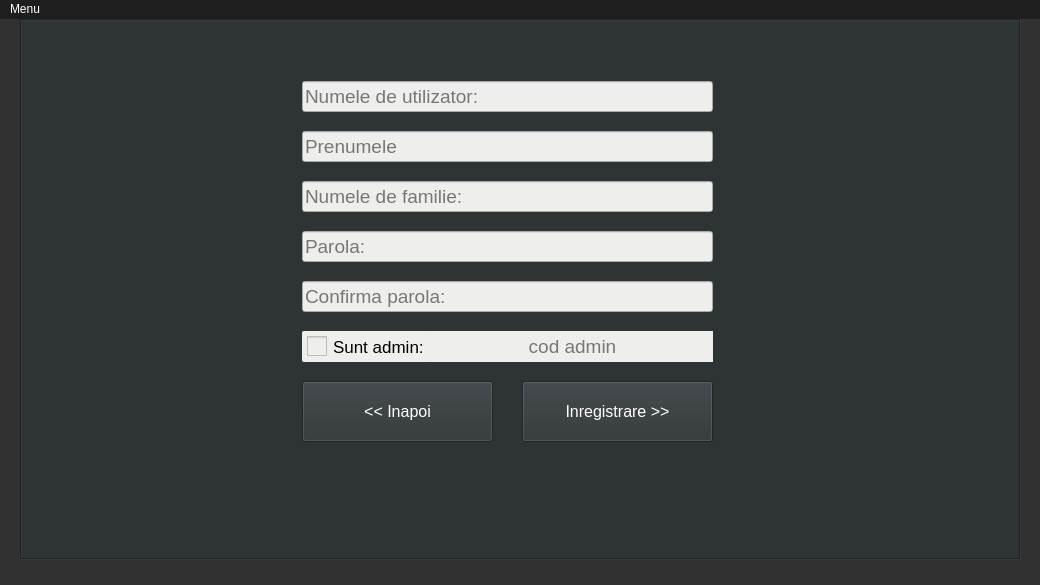
First picture: the form in Client/mainwindow.ui, repository StefanPEZA/ProiectRC, before the edit.
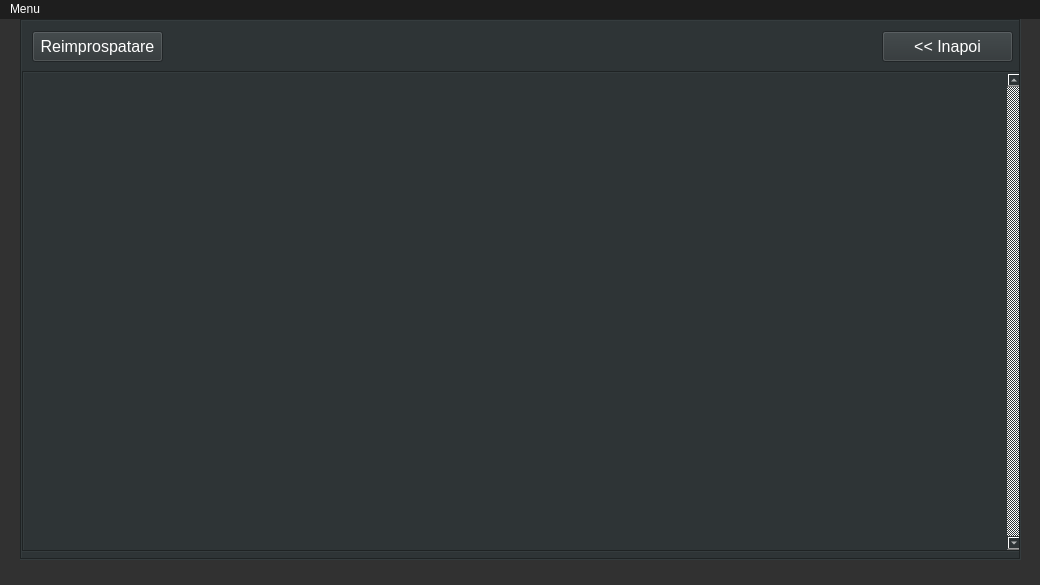
Second picture: the form after the edit. The open tabs and pages were chosen to show the change. Icons and pictures are not drawn.

What changed in the file:
```diff
--- a/Client/mainwindow.ui
+++ b/Client/mainwindow.ui
@@ -705,6 +705,122 @@
       </property>
      </widget>
     </widget>
+    <widget class="QWidget" name="showUsers">
+     <widget class="QListWidget" name="usersList">
+      <property name="geometry">
+       <rect>
+        <x>0</x>
+        <y>50</y>
+        <width>1001</width>
+        <height>481</height>
+       </rect>
+      </property>
+      <property name="font">
+       <font>
+        <pointsize>12</pointsize>
+       </font>
+      </property>
+      <property name="styleSheet">
+       <string notr="true"/>
+      </property>
+      <property name="frameShape">
+       <enum>QFrame::Box</enum>
+      </property>
+      <property name="verticalScrollBarPolicy">
+       <enum>Qt::ScrollBarAlwaysOn</enum>
+      </property>
+      <property name="horizontalScrollBarPolicy">
+       <enum>Qt::ScrollBarAlwaysOff</enum>
+      </property>
+      <property name="selectionMode">
+       <enum>QAbstractItemView::NoSelection</enum>
+      </property>
+      <property name="iconSize">
+       <size>
+        <width>0</width>
+        <height>0</height>
+       </size>
+      </property>
+      <property name="movement">
+       <enum>QListView::Static</enum>
+      </property>
+      <property name="spacing">
+       <number>5</number>
+      </property>
+      <property name="viewMode">
+       <enum>QListView::ListMode</enum>
+      </property>
+      <property name="itemAlignment">
+       <set>Qt::AlignHCenter</set>
+      </property>
+     </widget>
+     <widget class="QPushButton" name="refreshUsers">
+      <property name="geometry">
+       <rect>
+        <x>10</x>
+        <y>10</y>
+        <width>131</width>
+        <height>31</height>
+       </rect>
+      </property>
+      <property name="font">
+       <font>
+        <pointsize>12</pointsize>
+       </font>
+      </property>
+      <property name="cursor">
+       <cursorShape>PointingHandCursor</cursorShape>
+      </property>
+      <property name="focusPolicy">
+       <enum>Qt::StrongFocus</enum>
+      </property>
+      <property name="styleSheet">
+       <string notr="true">QPushButton{
+	color:white;
+}
+
+QPushButton:hover{
+    background-color: rgb(85, 87, 83);
+}</string>
+      </property>
+      <property name="text">
+       <string>Reimprospatare</string>
+      </property>
+     </widget>
+     <widget class="QPushButton" name="backToTop">
+      <property name="geometry">
+       <rect>
+        <x>860</x>
+        <y>10</y>
+        <width>131</width>
+        <height>31</height>
+       </rect>
+      </property>
+      <property name="font">
+       <font>
+        <pointsize>12</pointsize>
+       </font>
+      </property>
+      <property name="cursor">
+       <cursorShape>PointingHandCursor</cursorShape>
+      </property>
+      <property name="focusPolicy">
+       <enum>Qt::StrongFocus</enum>
+      </property>
+      <property name="styleSheet">
+       <string notr="true">QPushButton{
+	color:white;
+}
+
+QPushButton:hover{
+    background-color: rgb(85, 87, 83);
+}</string>
+      </property>
+      <property name="text">
+       <string>&lt;&lt; Inapoi</string>
+      </property>
+     </widget>
+    </widget>
    </widget>
   </widget>
   <widget class="QMenuBar" name="menuBar">
```
Left out of the diff: 2 changed lines with no effect on the pictures.
